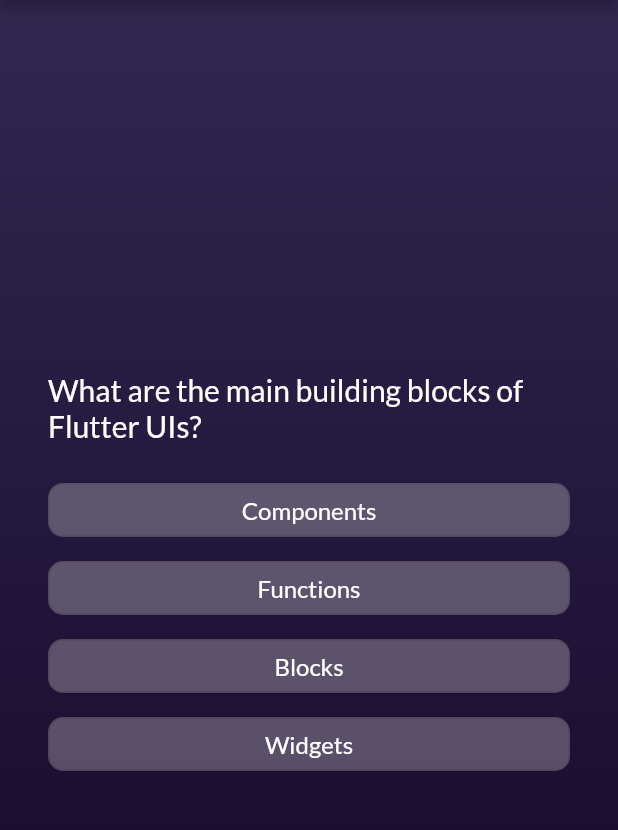
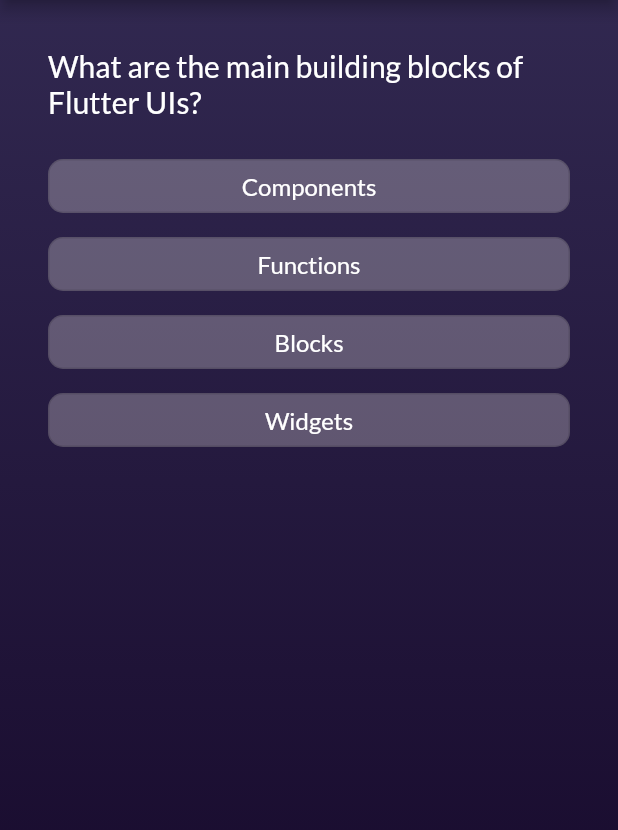
Before and after one commit to linaalbaroudi/flutter_course, a Flutter app: the KnowledgeQuizScreen screen opened directly, after a tap on "Start Quiz", on a phone screen of 412 x 824 dp, the part 84-914 px from its top. Run offline on Flutter 3.47's test engine with Material 2 defaults, Android fonts, the phone set to English and light mode, and no system bars; our stand-ins replace google_fonts.

Commit message:
minor enhancements

```diff
--- a/lib/app_theme.dart
+++ b/lib/app_theme.dart
@@ -128,7 +128,6 @@ class AppTheme {
     return ThemeData(
         textTheme: lightTextTheme,
         primaryColor: Palette.purple,
-        accentColor: Palette.orange,
         focusColor: Palette.orange,
         brightness: Brightness.light,
         appBarTheme: const AppBarTheme(
@@ -175,7 +174,7 @@ class AppTheme {
               (states) => EdgeInsets.symmetric(vertical: 8, horizontal: 16),
             ),
           ),
-        )
+        ), colorScheme: ColorScheme.fromSwatch().copyWith(secondary: Palette.orange)
         // checkboxTheme: CheckboxThemeData(
         //   fillColor: MaterialStateColor.resolveWith(
         //         (states) {
--- a/lib/features/quiz_app/knowledge/knowledge_quiz_screen.dart
+++ b/lib/features/quiz_app/knowledge/knowledge_quiz_screen.dart
@@ -56,6 +56,7 @@ class _KnowledgeQuizScreenState extends State<KnowledgeQuizScreen> {
         title: Text("Knowledge Quiz "),
       ),
       body: Container(
+        height: double.infinity,
         decoration: BoxDecoration(
           gradient: LinearGradient(
             begin: Alignment.bottomCenter,
--- a/lib/features/quiz_app/knowledge/models/question.dart
+++ b/lib/features/quiz_app/knowledge/models/question.dart
@@ -5,9 +5,9 @@ class Question{
   const Question({required this.text, required this.answers});
   //const Question(this.text,this.answers, this.answerIndex);
 
-  List<String> getShuffeledAnswers(){
-    final shuffeledList = List.of(answers);
-    shuffeledList.shuffle();
-    return shuffeledList;
+  List<String> get shuffledAnswers{
+    final shuffledList = List.of(answers);
+    shuffledList.shuffle();
+    return shuffledList;
   }
 }
--- a/lib/features/quiz_app/knowledge/widgets/question_result.dart
+++ b/lib/features/quiz_app/knowledge/widgets/question_result.dart
@@ -1,4 +1,6 @@
 import 'package:flutter/material.dart';
+
+import '../../knowledge/models/question.dart';
 
 class QuestionResult extends StatelessWidget {
   const QuestionResult(
@@ -21,7 +23,7 @@ class QuestionResult extends StatelessWidget {
       title: Padding(
         padding: const EdgeInsets.only(bottom: 8.0),
         child: Text(
-          '${questionSummary['question']}',
+          '${(questionSummary['question'] as Question).text }',
           style: Theme.of(context)
               .textTheme
               .headlineSmall!
--- a/lib/features/quiz_app/knowledge/widgets/questions_screen.dart
+++ b/lib/features/quiz_app/knowledge/widgets/questions_screen.dart
@@ -35,7 +35,8 @@ class _QuestionsScreenState extends State<QuestionsScreen> {
 
   @override
   Widget build(BuildContext context) {
-    return Padding(
+    return SingleChildScrollView(
+      child: Padding(
         padding: const EdgeInsets.all(32.0),
         child: Column(
           mainAxisAlignment: MainAxisAlignment.center,
@@ -46,12 +47,13 @@ class _QuestionsScreenState extends State<QuestionsScreen> {
               style: Theme.of(context).textTheme.bodyLarge!.copyWith(color: Colors.white),
             ),
             SizedBox(height: 16,),
-          ...question!.getShuffeledAnswers().map((answer) {
+            ...question!.shuffledAnswers.map((answer) {
               return AnswerButton(answer: answer, onPressed: (){
                 nextQuestion(answer);
               },);
-          })
+            }),
           ],
+        ),
       ),
     );
   }
--- a/lib/features/quiz_app/knowledge/widgets/start_screen.dart
+++ b/lib/features/quiz_app/knowledge/widgets/start_screen.dart
@@ -39,7 +39,7 @@ class StartScreen extends StatelessWidget {
               children: [
                 Icon(Icons.play_arrow),
                 Padding(
-                  padding: const EdgeInsets.only(top: 7.0, bottom: 4, left: 8, right: 4),
+                  padding: const EdgeInsets.only(left: 8, right: 4),
                   child: Text(
                     'Start Quiz',
                   ),
```
Also changed, not shown: lib/features/quiz_app/knowledge/widgets/results_screen.dart (+4 -5 lines), pubspec.lock, 1 other file. Lines whose indentation alone changed are shown as unchanged.
